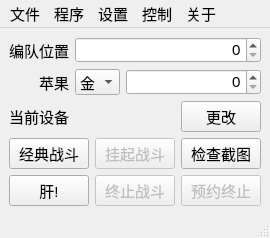
Above: FGO-py/fgoMainWindow.ui from hgjazhgj/FGO-py before the change. Below: the same form after it.
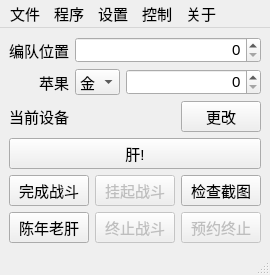
That is the form after the change.

The edit to the form file:
```diff
--- a/FGO-py/fgoMainWindow.ui
+++ b/FGO-py/fgoMainWindow.ui
@@ -152,10 +152,33 @@
       </item>
      </layout>
     </item>
+    <item>
+     <widget class="QPushButton" name="BTN_MAIN">
+      <property name="cursor">
+       <cursorShape>PointingHandCursor</cursorShape>
+      </property>
+      <property name="statusTip">
+       <string>在关卡列表界面将要刷的关卡置于第一个来清空体力</string>
+      </property>
+      <property name="text">
+       <string>肝!</string>
+      </property>
+     </widget>
+    </item>
     <item>
      <layout class="QHBoxLayout" name="LAYOUT_FUNC">
       <item>
        <layout class="QVBoxLayout" name="LAYOUT_FUNC_BATTLE">
+        <item>
+         <widget class="QPushButton" name="BTN_BATTLE">
+          <property name="statusTip">
+           <string>完成当前战斗</string>
+          </property>
+          <property name="text">
+           <string>完成战斗</string>
+          </property>
+         </widget>
+        </item>
         <item>
          <widget class="QPushButton" name="BTN_CLASSIC">
           <property name="cursor">
@@ -165,20 +188,7 @@
            <string>经典战斗</string>
           </property>
           <property name="text">
-           <string>经典战斗</string>
-          </property>
-         </widget>
-        </item>
-        <item>
-         <widget class="QPushButton" name="BTN_MAIN">
-          <property name="cursor">
-           <cursorShape>PointingHandCursor</cursorShape>
-          </property>
-          <property name="statusTip">
-           <string>在关卡列表界面将要刷的关卡置于第一个来清空体力</string>
-          </property>
-          <property name="text">
-           <string>肝!</string>
+           <string>陈年老肝</string>
           </property>
          </widget>
         </item>
```
Left out of the diff: 23 changed lines with no effect on the pictures.
